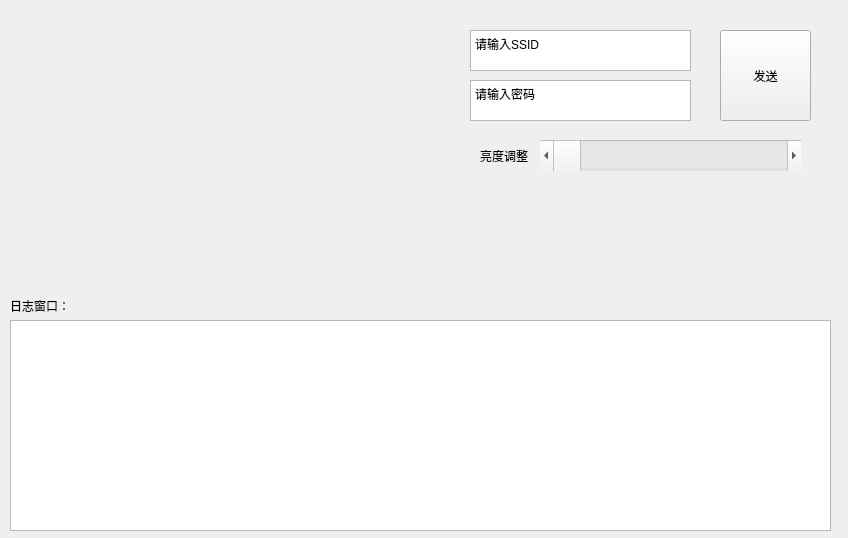
Before: the Qt Designer form main_window.ui in paper-tei/paper_tracker, drawn with Qt 5.
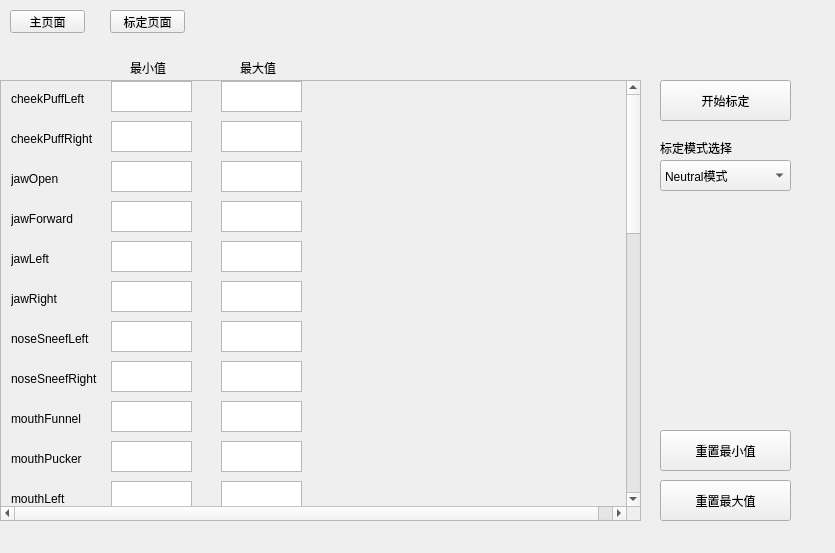
After: the same form once the commit is applied. The open tabs and pages were chosen to show the change.

Commit message: add calibration, add junk data, add read only ip view

The edit to the form file:
```diff
--- a/main_window.ui
+++ b/main_window.ui
@@ -6,115 +6,1079 @@
    <rect>
     <x>0</x>
     <y>0</y>
-    <width>848</width>
-    <height>538</height>
+    <width>835</width>
+    <height>553</height>
    </rect>
   </property>
   <property name="windowTitle">
    <string>PaperTrack</string>
   </property>
-  <widget class="QPlainTextEdit" name="SSIDText">
+  <widget class="QStackedWidget" name="stackedWidget">
    <property name="geometry">
     <rect>
-     <x>470</x>
-     <y>30</y>
-     <width>221</width>
-     <height>41</height>
+     <x>0</x>
+     <y>50</y>
+     <width>841</width>
+     <height>491</height>
     </rect>
    </property>
-   <property name="plainText">
-    <string>请输入SSID</string>
+   <property name="currentIndex">
+    <number>0</number>
    </property>
+   <widget class="QWidget" name="page">
+    <widget class="QLabel" name="ImageLabel">
+     <property name="geometry">
+      <rect>
+       <x>0</x>
+       <y>0</y>
+       <width>371</width>
+       <height>261</height>
+      </rect>
+     </property>
+     <property name="text">
+      <string/>
+     </property>
+    </widget>
+    <widget class="QPlainTextEdit" name="SSIDText">
+     <property name="geometry">
+      <rect>
+       <x>390</x>
+       <y>30</y>
+       <width>221</width>
+       <height>41</height>
+      </rect>
+     </property>
+     <property name="plainText">
+      <string>请输入SSID</string>
+     </property>
+    </widget>
+    <widget class="QPlainTextEdit" name="PasswordText">
+     <property name="geometry">
+      <rect>
+       <x>390</x>
+       <y>80</y>
+       <width>221</width>
+       <height>41</height>
+      </rect>
+     </property>
+     <property name="plainText">
+      <string>请输入密码</string>
+     </property>
+    </widget>
+    <widget class="QScrollBar" name="BrightnessBar">
+     <property name="geometry">
+      <rect>
+       <x>460</x>
+       <y>140</y>
+       <width>261</width>
+       <height>31</height>
+      </rect>
+     </property>
+     <property name="orientation">
+      <enum>Qt::Orientation::Horizontal</enum>
+     </property>
+    </widget>
+    <widget class="QLabel" name="label">
+     <property name="geometry">
+      <rect>
+       <x>390</x>
+       <y>140</y>
+       <width>51</width>
+       <height>31</height>
+      </rect>
+     </property>
+     <property name="text">
+      <string>亮度调整</string>
+     </property>
+    </widget>
+    <widget class="QPushButton" name="pushButton">
+     <property name="geometry">
+      <rect>
+       <x>630</x>
+       <y>30</y>
+       <width>91</width>
+       <height>91</height>
+      </rect>
+     </property>
+     <property name="text">
+      <string>发送</string>
+     </property>
+    </widget>
+    <widget class="QPlainTextEdit" name="LogText">
+     <property name="geometry">
+      <rect>
+       <x>10</x>
+       <y>310</y>
+       <width>821</width>
+       <height>171</height>
+      </rect>
+     </property>
+     <property name="readOnly">
+      <bool>true</bool>
+     </property>
+    </widget>
+    <widget class="QLabel" name="label_2">
+     <property name="geometry">
+      <rect>
+       <x>10</x>
+       <y>270</y>
+       <width>111</width>
+       <height>31</height>
+      </rect>
+     </property>
+     <property name="text">
+      <string>日志窗口：</string>
+     </property>
+    </widget>
+    <widget class="QTextEdit" name="textEdit">
+     <property name="geometry">
+      <rect>
+       <x>390</x>
+       <y>220</y>
+       <width>221</width>
+       <height>41</height>
+      </rect>
+     </property>
+     <property name="readOnly">
+      <bool>true</bool>
+     </property>
+    </widget>
+    <widget class="QLabel" name="label_16">
+     <property name="geometry">
+      <rect>
+       <x>390</x>
+       <y>180</y>
+       <width>51</width>
+       <height>31</height>
+      </rect>
+     </property>
+     <property name="text">
+      <string>IP地址：</string>
+     </property>
+    </widget>
+   </widget>
+   <widget class="QWidget" name="page_2">
+    <widget class="QLabel" name="label_3">
+     <property name="geometry">
+      <rect>
+       <x>130</x>
+       <y>10</y>
+       <width>53</width>
+       <height>15</height>
+      </rect>
+     </property>
+     <property name="text">
+      <string>最小值</string>
+     </property>
+    </widget>
+    <widget class="QLabel" name="label_4">
+     <property name="geometry">
+      <rect>
+       <x>240</x>
+       <y>10</y>
+       <width>53</width>
+       <height>15</height>
+      </rect>
+     </property>
+     <property name="text">
+      <string>最大值</string>
+     </property>
+    </widget>
+    <widget class="QScrollArea" name="scrollArea">
+     <property name="geometry">
+      <rect>
+       <x>0</x>
+       <y>30</y>
+       <width>641</width>
+       <height>441</height>
+      </rect>
+     </property>
+     <property name="minimumSize">
+      <size>
+       <width>641</width>
+       <height>441</height>
+      </size>
+     </property>
+     <property name="verticalScrollBarPolicy">
+      <enum>Qt::ScrollBarPolicy::ScrollBarAsNeeded</enum>
+     </property>
+     <property name="widgetResizable">
+      <bool>false</bool>
+     </property>
+     <widget class="QWidget" name="scrollAreaWidgetContents">
+      <property name="geometry">
+       <rect>
+        <x>0</x>
+        <y>0</y>
+        <width>639</width>
+        <height>1221</height>
+       </rect>
+      </property>
+      <property name="minimumSize">
+       <size>
+        <width>0</width>
+        <height>1000</height>
+       </size>
+      </property>
+      <widget class="QPlainTextEdit" name="plainTextEdit_3">
+       <property name="geometry">
+        <rect>
+         <x>220</x>
+         <y>40</y>
+         <width>81</width>
+         <height>31</height>
+        </rect>
+       </property>
+      </widget>
+      <widget class="QPlainTextEdit" name="plainTextEdit_17">
+       <property name="geometry">
+        <rect>
+         <x>220</x>
+         <y>320</y>
+         <width>81</width>
+         <height>31</height>
+        </rect>
+       </property>
+      </widget>
+      <widget class="QPlainTextEdit" name="plainTextEdit_15">
+       <property name="geometry">
+        <rect>
+         <x>220</x>
+         <y>280</y>
+         <width>81</width>
+         <height>31</height>
+        </rect>
+       </property>
+      </widget>
+      <widget class="QLabel" name="label_5">
+       <property name="geometry">
+        <rect>
+         <x>10</x>
+         <y>10</y>
+         <width>91</width>
+         <height>16</height>
+        </rect>
+       </property>
+       <property name="text">
+        <string>cheekPuffLeft</string>
+       </property>
+      </widget>
+      <widget class="QPlainTextEdit" name="plainTextEdit_2">
+       <property name="geometry">
+        <rect>
+         <x>220</x>
+         <y>0</y>
+         <width>81</width>
+         <height>31</height>
+        </rect>
+       </property>
+      </widget>
+      <widget class="QLabel" name="label_10">
+       <property name="geometry">
+        <rect>
+         <x>10</x>
+         <y>210</y>
+         <width>91</width>
+         <height>16</height>
+        </rect>
+       </property>
+       <property name="text">
+        <string>jawRight</string>
+       </property>
+      </widget>
+      <widget class="QLabel" name="label_13">
+       <property name="geometry">
+        <rect>
+         <x>10</x>
+         <y>330</y>
+         <width>91</width>
+         <height>16</height>
+        </rect>
+       </property>
+       <property name="text">
+        <string>mouthFunnel</string>
+       </property>
+      </widget>
+      <widget class="QLabel" name="label_6">
+       <property name="geometry">
+        <rect>
+         <x>10</x>
+         <y>50</y>
+         <width>91</width>
+         <height>16</height>
+        </rect>
+       </property>
+       <property name="text">
+        <string>cheekPuffRight</string>
+       </property>
+      </widget>
+      <widget class="QLabel" name="label_15">
+       <property name="geometry">
+        <rect>
+         <x>10</x>
+         <y>410</y>
+         <width>91</width>
+         <height>16</height>
+        </rect>
+       </property>
+       <property name="text">
+        <string>mouthLeft</string>
+       </property>
+      </widget>
+      <widget class="QPlainTextEdit" name="plainTextEdit_7">
+       <property name="geometry">
+        <rect>
+         <x>220</x>
+         <y>120</y>
+         <width>81</width>
+         <height>31</height>
+        </rect>
+       </property>
+      </widget>
+      <widget class="QPlainTextEdit" name="plainTextEdit_18">
+       <property name="geometry">
+        <rect>
+         <x>110</x>
+         <y>320</y>
+         <width>81</width>
+         <height>31</height>
+        </rect>
+       </property>
+      </widget>
+      <widget class="QPlainTextEdit" name="plainTextEdit_21">
+       <property name="geometry">
+        <rect>
+         <x>220</x>
+         <y>400</y>
+         <width>81</width>
+         <height>31</height>
+        </rect>
+       </property>
+      </widget>
+      <widget class="QPlainTextEdit" name="plainTextEdit_19">
+       <property name="geometry">
+        <rect>
+         <x>220</x>
+         <y>360</y>
+         <width>81</width>
+         <height>31</height>
+        </rect>
+       </property>
+      </widget>
+      <widget class="QLabel" name="label_7">
+       <property name="geometry">
+        <rect>
+         <x>10</x>
+         <y>90</y>
+         <width>91</width>
+         <height>16</height>
+        </rect>
+       </property>
+       <property name="text">
+        <string>jawOpen</string>
+       </property>
+      </widget>
+      <widget class="QPlainTextEdit" name="plainTextEdit_13">
+       <property name="geometry">
+        <rect>
+         <x>220</x>
+         <y>240</y>
+         <width>81</width>
+         <height>31</height>
+        </rect>
+       </property>
+      </widget>
+      <widget class="QPlainTextEdit" name="plainTextEdit_16">
+       <property name="geometry">
+        <rect>
+         <x>110</x>
+         <y>280</y>
+         <width>81</width>
+         <height>31</height>
+        </rect>
+       </property>
+      </widget>
+      <widget class="QPlainTextEdit" name="plainTextEdit_20">
+       <property name="geometry">
+        <rect>
+         <x>110</x>
+         <y>360</y>
+         <width>81</width>
+         <height>31</height>
+        </rect>
+       </property>
+      </widget>
+      <widget class="QPlainTextEdit" name="plainTextEdit_9">
+       <property name="geometry">
+        <rect>
+         <x>220</x>
+         <y>160</y>
+         <width>81</width>
+         <height>31</height>
+        </rect>
+       </property>
+      </widget>
+      <widget class="QLabel" name="label_11">
+       <property name="geometry">
+        <rect>
+         <x>10</x>
+         <y>250</y>
+         <width>91</width>
+         <height>16</height>
+        </rect>
+       </property>
+       <property name="text">
+        <string>noseSneefLeft</string>
+       </property>
+      </widget>
+      <widget class="QPlainTextEdit" name="plainTextEdit_8">
+       <property name="geometry">
+        <rect>
+         <x>110</x>
+         <y>120</y>
+         <width>81</width>
+         <height>31</height>
+        </rect>
+       </property>
+      </widget>
+      <widget class="QLabel" name="label_9">
+       <property name="geometry">
+        <rect>
+         <x>10</x>
+         <y>170</y>
+         <width>91</width>
+         <height>16</height>
+        </rect>
+       </property>
+       <property name="text">
+        <string>jawLeft</string>
+       </property>
+      </widget>
+      <widget class="QPlainTextEdit" name="plainTextEdit_4">
+       <property name="geometry">
+        <rect>
+         <x>110</x>
+         <y>40</y>
+         <width>81</width>
+         <height>31</height>
+        </rect>
+       </property>
+      </widget>
+      <widget class="QPlainTextEdit" name="plainTextEdit_6">
+       <property name="geometry">
+        <rect>
+         <x>110</x>
+         <y>80</y>
+         <width>81</width>
+         <height>31</height>
+        </rect>
+       </property>
+      </widget>
+      <widget class="QLabel" name="label_14">
+       <property name="geometry">
+        <rect>
+         <x>10</x>
+         <y>370</y>
+         <width>91</width>
+         <height>16</height>
+        </rect>
+       </property>
+       <property name="text">
+        <string>mouthPucker</string>
+       </property>
+      </widget>
+      <widget class="QPlainTextEdit" name="plainTextEdit_10">
+       <property name="geometry">
+        <rect>
+         <x>110</x>
+         <y>160</y>
+         <width>81</width>
+         <height>31</height>
+        </rect>
+       </property>
+      </widget>
+      <widget class="QPlainTextEdit" name="plainTextEdit_11">
+       <property name="geometry">
+        <rect>
+         <x>220</x>
+         <y>200</y>
+         <width>81</width>
+         <height>31</height>
+        </rect>
+       </property>
+      </widget>
+      <widget class="QLabel" name="label_8">
+       <property name="geometry">
+        <rect>
+         <x>10</x>
+         <y>130</y>
+         <width>91</width>
+         <height>16</height>
+        </rect>
+       </property>
+       <property name="text">
+        <string>jawForward</string>
+       </property>
+      </widget>
+      <widget class="QPlainTextEdit" name="plainTextEdit">
+       <property name="geometry">
+        <rect>
+         <x>110</x>
+         <y>0</y>
+         <width>81</width>
+         <height>31</height>
+        </rect>
+       </property>
+      </widget>
+      <widget class="QPlainTextEdit" name="plainTextEdit_12">
+       <property name="geometry">
+        <rect>
+         <x>110</x>
+         <y>200</y>
+         <width>81</width>
+         <height>31</height>
+        </rect>
+       </property>
+      </widget>
+      <widget class="QPlainTextEdit" name="plainTextEdit_14">
+       <property name="geometry">
+        <rect>
+         <x>110</x>
+         <y>240</y>
+         <width>81</width>
+         <height>31</height>
+        </rect>
+       </property>
+      </widget>
+      <widget class="QPlainTextEdit" name="plainTextEdit_5">
+       <property name="geometry">
+        <rect>
+         <x>220</x>
+         <y>80</y>
+         <width>81</width>
+         <height>31</height>
+        </rect>
+       </property>
+      </widget>
+      <widget class="QLabel" name="label_12">
+       <property name="geometry">
+        <rect>
+         <x>10</x>
+         <y>290</y>
+         <width>91</width>
+         <height>16</height>
+        </rect>
+       </property>
+       <property name="text">
+        <string>noseSneefRight</string>
+       </property>
+      </widget>
+      <widget class="QPlainTextEdit" name="plainTextEdit_22">
+       <property name="geometry">
+        <rect>
+         <x>110</x>
+         <y>400</y>
+         <width>81</width>
+         <height>31</height>
+        </rect>
+       </property>
+      </widget>
+      <widget class="QPlainTextEdit" name="plainTextEdit_45">
+       <property name="geometry">
+        <rect>
+         <x>110</x>
+         <y>560</y>
+         <width>81</width>
+         <height>31</height>
+        </rect>
+       </property>
+      </widget>
+      <widget class="QLabel" name="label_30">
+       <property name="geometry">
+        <rect>
+         <x>10</x>
+         <y>570</y>
+         <width>91</width>
+         <height>16</height>
+        </rect>
+       </property>
+       <property name="text">
+        <string>cheekPuffLeft</string>
+       </property>
+      </widget>
+      <widget class="QPlainTextEdit" name="plainTextEdit_46">
+       <property name="geometry">
+        <rect>
+         <x>110</x>
+         <y>480</y>
+         <width>81</width>
+         <height>31</height>
+        </rect>
+       </property>
+      </widget>
+      <widget class="QLabel" name="label_31">
+       <property name="geometry">
+        <rect>
+         <x>10</x>
+         <y>450</y>
+         <width>91</width>
+         <height>16</height>
+        </rect>
+       </property>
+       <property name="text">
+        <string>cheekPuffLeft</string>
+       </property>
+      </widget>
+      <widget class="QPlainTextEdit" name="plainTextEdit_47">
+       <property name="geometry">
+        <rect>
+         <x>220</x>
+         <y>560</y>
+         <width>81</width>
+         <height>31</height>
+        </rect>
+       </property>
+      </widget>
+      <widget class="QPlainTextEdit" name="plainTextEdit_48">
+       <property name="geometry">
+        <rect>
+         <x>220</x>
+         <y>440</y>
+         <width>81</width>
+         <height>31</height>
+        </rect>
+       </property>
+      </widget>
+      <widget class="QPlainTextEdit" name="plainTextEdit_49">
+       <property name="geometry">
+        <rect>
+         <x>220</x>
+         <y>480</y>
+         <width>81</width>
+         <height>31</height>
+        </rect>
+       </property>
+      </widget>
+      <widget class="QLabel" name="label_32">
+       <property name="geometry">
+        <rect>
+         <x>10</x>
+         <y>490</y>
+         <width>91</width>
+         <height>16</height>
+        </rect>
+       </property>
+       <property name="text">
+        <string>cheekPuffLeft</string>
+       </property>
+      </widget>
+      <widget class="QPlainTextEdit" name="plainTextEdit_50">
+       <property name="geometry">
+        <rect>
+         <x>110</x>
+         <y>440</y>
+         <width>81</width>
+         <height>31</height>
+        </rect>
+       </property>
+      </widget>
+      <widget class="QPlainTextEdit" name="plainTextEdit_51">
+       <property name="geometry">
+        <rect>
+         <x>220</x>
+         <y>520</y>
+         <width>81</width>
+         <height>31</height>
+        </rect>
+       </property>
+      </widget>
+      <widget class="QLabel" name="label_33">
+       <property name="geometry">
+        <rect>
+         <x>10</x>
+         <y>530</y>
+         <width>91</width>
+         <height>16</height>
+        </rect>
+       </property>
+       <property name="text">
+        <string>cheekPuffLeft</string>
+       </property>
+      </widget>
+      <widget class="QPlainTextEdit" name="plainTextEdit_52">
+       <property name="geometry">
+        <rect>
+         <x>110</x>
+         <y>520</y>
+         <width>81</width>
+         <height>31</height>
+        </rect>
+       </property>
+      </widget>
+      <widget class="QPlainTextEdit" name="plainTextEdit_53">
+       <property name="geometry">
+        <rect>
+         <x>110</x>
+         <y>720</y>
+         <width>81</width>
+         <height>31</height>
+        </rect>
+       </property>
+      </widget>
+      <widget class="QLabel" name="label_34">
+       <property name="geometry">
+        <rect>
+         <x>10</x>
+         <y>730</y>
+         <width>91</width>
+         <height>16</height>
+        </rect>
+       </property>
+       <property name="text">
+        <string>cheekPuffLeft</string>
+       </property>
+      </widget>
+      <widget class="QPlainTextEdit" name="plainTextEdit_54">
+       <property name="geometry">
+        <rect>
+         <x>110</x>
+         <y>640</y>
+         <width>81</width>
+         <height>31</height>
+        </rect>
+       </property>
+      </widget>
+      <widget class="QLabel" name="label_35">
+       <property name="geometry">
+        <rect>
+         <x>10</x>
+         <y>610</y>
+         <width>91</width>
+         <height>16</height>
+        </rect>
+       </property>
+       <property name="text">
+        <string>cheekPuffLeft</string>
+       </property>
+      </widget>
+      <widget class="QPlainTextEdit" name="plainTextEdit_55">
+       <property name="geometry">
+        <rect>
+         <x>220</x>
+         <y>720</y>
+         <width>81</width>
+         <height>31</height>
+        </rect>
+       </property>
+      </widget>
+      <widget class="QPlainTextEdit" name="plainTextEdit_56">
+       <property name="geometry">
+        <rect>
+         <x>220</x>
+         <y>600</y>
+         <width>81</width>
+         <height>31</height>
+        </rect>
+       </property>
+      </widget>
+      <widget class="QPlainTextEdit" name="plainTextEdit_57">
+       <property name="geometry">
+        <rect>
+         <x>220</x>
+         <y>640</y>
+         <width>81</width>
+         <height>31</height>
+        </rect>
+       </property>
+      </widget>
+      <widget class="QLabel" name="label_36">
+       <property name="geometry">
+        <rect>
+         <x>10</x>
+         <y>650</y>
+         <width>91</width>
+         <height>16</height>
+        </rect>
+       </property>
+       <property name="text">
+        <string>cheekPuffLeft</string>
+       </property>
+      </widget>
+      <widget class="QPlainTextEdit" name="plainTextEdit_58">
+       <property name="geometry">
+        <rect>
+         <x>110</x>
+         <y>600</y>
+         <width>81</width>
+         <height>31</height>
+        </rect>
+       </property>
+      </widget>
+      <widget class="QPlainTextEdit" name="plainTextEdit_59">
+       <property name="geometry">
+        <rect>
+         <x>220</x>
+         <y>680</y>
+         <width>81</width>
+         <height>31</height>
+        </rect>
+       </property>
+      </widget>
+      <widget class="QLabel" name="label_37">
+       <property name="geometry">
+        <rect>
+         <x>10</x>
+         <y>690</y>
+         <width>91</width>
+         <height>16</height>
+        </rect>
+       </property>
+       <property name="text">
+        <string>cheekPuffLeft</string>
+       </property>
+      </widget>
+      <widget class="QPlainTextEdit" name="plainTextEdit_60">
+       <property name="geometry">
+        <rect>
+         <x>110</x>
+         <y>680</y>
+         <width>81</width>
+         <height>31</height>
+        </rect>
+       </property>
+      </widget>
+      <widget class="QPlainTextEdit" name="plainTextEdit_61">
+       <property name="geometry">
+        <rect>
+         <x>110</x>
+         <y>880</y>
+         <width>81</width>
+         <height>31</height>
+        </rect>
+       </property>
+      </widget>
+      <widget class="QLabel" name="label_38">
+       <property name="geometry">
+        <rect>
+         <x>10</x>
+         <y>890</y>
+         <width>91</width>
+         <height>16</height>
+        </rect>
+       </property>
+       <property name="text">
+        <string>cheekPuffLeft</string>
+       </property>
+      </widget>
+      <widget class="QPlainTextEdit" name="plainTextEdit_62">
+       <property name="geometry">
+        <rect>
+         <x>110</x>
+         <y>800</y>
+         <width>81</width>
+         <height>31</height>
+        </rect>
+       </property>
+      </widget>
+      <widget class="QLabel" name="label_39">
+       <property name="geometry">
+        <rect>
+         <x>10</x>
+         <y>770</y>
+         <width>91</width>
+         <height>16</height>
+        </rect>
+       </property>
+       <property name="text">
+        <string>cheekPuffLeft</string>
+       </property>
+      </widget>
+      <widget class="QPlainTextEdit" name="plainTextEdit_63">
+       <property name="geometry">
+        <rect>
+         <x>220</x>
+         <y>880</y>
+         <width>81</width>
+         <height>31</height>
+        </rect>
+       </property>
+      </widget>
+      <widget class="QPlainTextEdit" name="plainTextEdit_64">
+       <property name="geometry">
+        <rect>
+         <x>220</x>
+         <y>760</y>
+         <width>81</width>
+         <height>31</height>
+        </rect>
+       </property>
+      </widget>
+      <widget class="QPlainTextEdit" name="plainTextEdit_65">
+       <property name="geometry">
+        <rect>
+         <x>220</x>
+         <y>800</y>
+         <width>81</width>
+         <height>31</height>
+        </rect>
+       </property>
+      </widget>
+      <widget class="QLabel" name="label_40">
+       <property name="geometry">
+        <rect>
+         <x>10</x>
+         <y>810</y>
+         <width>91</width>
+         <height>16</height>
+        </rect>
+       </property>
+       <property name="text">
+        <string>cheekPuffLeft</string>
+       </property>
+      </widget>
+      <widget class="QPlainTextEdit" name="plainTextEdit_66">
+       <property name="geometry">
+        <rect>
+         <x>110</x>
+         <y>760</y>
+         <width>81</width>
+         <height>31</height>
+        </rect>
+       </property>
+      </widget>
+      <widget class="QPlainTextEdit" name="plainTextEdit_67">
+       <property name="geometry">
+        <rect>
+         <x>220</x>
+         <y>840</y>
+         <width>81</width>
+         <height>31</height>
+        </rect>
+       </property>
+      </widget>
+      <widget class="QLabel" name="label_41">
+       <property name="geometry">
+        <rect>
+         <x>10</x>
+         <y>850</y>
+         <width>91</width>
+         <height>16</height>
+        </rect>
+       </property>
+       <property name="text">
+        <string>cheekPuffLeft</string>
+       </property>
+      </widget>
+      <widget class="QPlainTextEdit" name="plainTextEdit_68">
+       <property name="geometry">
+        <rect>
+         <x>110</x>
+         <y>840</y>
+         <width>81</width>
+         <height>31</height>
+        </rect>
+       </property>
+      </widget>
+     </widget>
+    </widget>
+    <widget class="QPushButton" name="StartCalibrationButton">
+     <property name="geometry">
+      <rect>
+       <x>660</x>
+       <y>30</y>
+       <width>131</width>
+       <height>41</height>
+      </rect>
+     </property>
+     <property name="text">
+      <string>开始标定</string>
+     </property>
+    </widget>
+    <widget class="QComboBox" name="CalibrationModeComboBox">
+     <property name="geometry">
+      <rect>
+       <x>660</x>
+       <y>110</y>
+       <width>131</width>
+       <height>31</height>
+      </rect>
+     </property>
+     <item>
+      <property name="text">
+       <string>Neutral模式</string>
+      </property>
+     </item>
+     <item>
+      <property name="text">
+       <string>Full模式</string>
+      </property>
+     </item>
+    </widget>
+    <widget class="QPushButton" name="ResetMaxButton">
+     <property name="geometry">
+      <rect>
+       <x>660</x>
+       <y>430</y>
+       <width>131</width>
+       <height>41</height>
+      </rect>
+     </property>
+     <property name="text">
+      <string>重置最大值</string>
+     </property>
+    </widget>
+    <widget class="QPushButton" name="ResetMinButton">
+     <property name="geometry">
+      <rect>
+       <x>660</x>
+       <y>380</y>
+       <width>131</width>
+       <height>41</height>
+      </rect>
+     </property>
+     <property name="text">
+      <string>重置最小值</string>
+     </property>
+    </widget>
+    <widget class="QLabel" name="label_29">
+     <property name="geometry">
+      <rect>
+       <x>660</x>
+       <y>90</y>
+       <width>91</width>
+       <height>16</height>
+      </rect>
+     </property>
+     <property name="text">
+      <string>标定模式选择</string>
+     </property>
+    </widget>
+   </widget>
   </widget>
-  <widget class="QPlainTextEdit" name="LogText">
+  <widget class="QPushButton" name="MainPageButton">
    <property name="geometry">
     <rect>
      <x>10</x>
-     <y>320</y>
-     <width>821</width>
-     <height>211</height>
+     <y>10</y>
+     <width>75</width>
+     <height>23</height>
     </rect>
    </property>
-   <property name="readOnly">
-    <bool>true</bool>
-   </property>
-  </widget>
-  <widget class="QPlainTextEdit" name="PasswordText">
-   <property name="geometry">
-    <rect>
-     <x>470</x>
-     <y>80</y>
-     <width>221</width>
-     <height>41</height>
-    </rect>
-   </property>
-   <property name="plainText">
-    <string>请输入密码</string>
-   </property>
-  </widget>
-  <widget class="QPushButton" name="pushButton">
-   <property name="geometry">
-    <rect>
-     <x>720</x>
-     <y>30</y>
-     <width>91</width>
-     <height>91</height>
-    </rect>
-   </property>
    <property name="text">
-    <string>发送</string>
+    <string>主页面</string>
    </property>
   </widget>
-  <widget class="QScrollBar" name="BrightnessBar">
+  <widget class="QPushButton" name="CalibrationPageButton">
    <property name="geometry">
     <rect>
-     <x>540</x>
-     <y>140</y>
-     <width>261</width>
-     <height>31</height>
+     <x>110</x>
+     <y>10</y>
+     <width>75</width>
+     <height>23</height>
     </rect>
    </property>
-   <property name="orientation">
-    <enum>Qt::Orientation::Horizontal</enum>
-   </property>
-  </widget>
-  <widget class="QLabel" name="ImageLabel">
-   <property name="geometry">
-    <rect>
-     <x>10</x>
-     <y>20</y>
-     <width>371</width>
-     <height>261</height>
-    </rect>
-   </property>
    <property name="text">
-    <string/>
-   </property>
-  </widget>
-  <widget class="QLabel" name="label">
-   <property name="geometry">
-    <rect>
-     <x>480</x>
-     <y>140</y>
-     <width>51</width>
-     <height>31</height>
-    </rect>
-   </property>
-   <property name="text">
-    <string>亮度调整</string>
-   </property>
-  </widget>
-  <widget class="QLabel" name="label_2">
-   <property name="geometry">
-    <rect>
-     <x>10</x>
-     <y>290</y>
-     <width>111</width>
-     <height>31</height>
-    </rect>
-   </property>
-   <property name="text">
-    <string>日志窗口：</string>
+    <string>标定页面</string>
    </property>
   </widget>
  </widget>
```
The commit also changes 4 other files.
